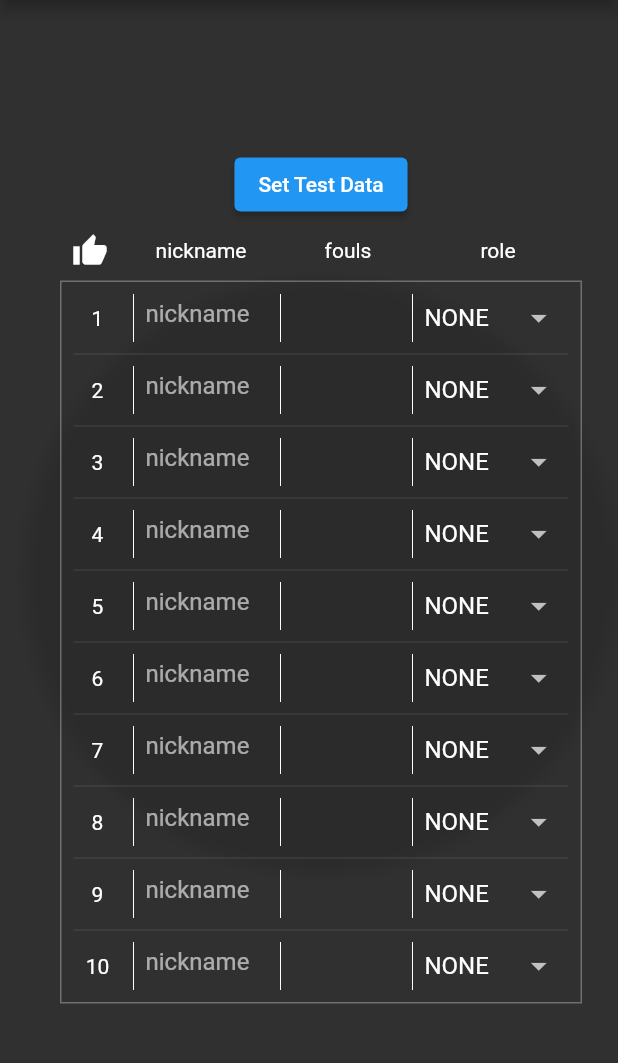
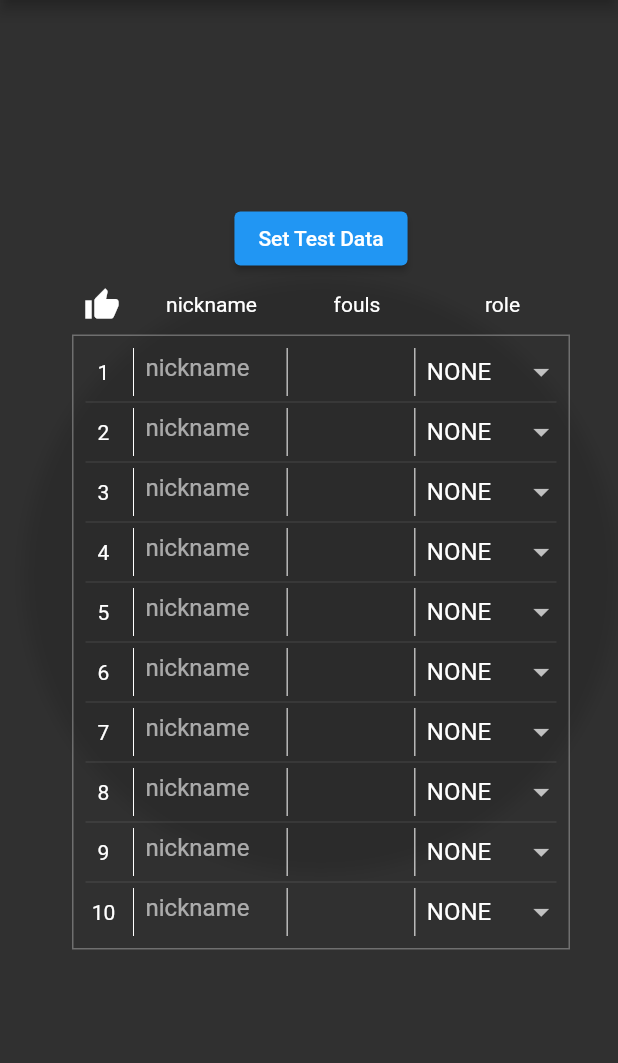
Before and after one commit to martynovb/mafia_board, a Flutter app: the TablePage screen opened directly, on a phone screen of 412 x 824 dp, the part 84-1147 px from its top. Run offline on Flutter 3.47's test engine with Material 2 defaults, Android fonts, the phone set to English and light mode, and no system bars; our stand-ins replace bloc, flutter_bloc, get_it, rxdart.

Commit message:
update ui

```diff
--- a/lib/presentation/feature/dimensions.dart
+++ b/lib/presentation/feature/dimensions.dart
@@ -1,6 +1,9 @@
 import 'package:mafia_board/data/constants.dart';
 
 class Dimensions {
+  static const double defaultIconSize = 24;
+  static const double defaultSidePadding = 16;
+  static const double smallSidePadding = 8;
   static const double playerItemHeight = 32;
   static const double playerSheetHeaderHeight = 40;
   static const double roleViewWidth = 96;
--- a/lib/presentation/feature/home/phase_view/speaking_phase/speaking_phase_view.dart
+++ b/lib/presentation/feature/home/phase_view/speaking_phase/speaking_phase_view.dart
@@ -58,7 +58,8 @@ class _SpeakingPhaseViewState extends State<SpeakingPhaseView> {
                 _finishSpeechBtn(state.speakPhaseAction?.timeForSpeakInSec)
               else
                 _startSpeechBtn(),
-              Container(width: 200, child: VotePhaseListView()),
+              //Spacer(),
+              VotePhaseListView(),
             ],
           );
         });
--- a/lib/presentation/feature/home/players_sheet/players_sheet_page.dart
+++ b/lib/presentation/feature/home/players_sheet/players_sheet_page.dart
@@ -26,6 +26,11 @@ class PlayersSheetPage extends StatefulWidget {
 }
 
 class _PlayersSheetPageState extends State<PlayersSheetPage> {
+  final int _voteColumnFlex = 0;
+  final int _nicknameColumnFlex = 5;
+  final int _foulsColumnFlex = 4;
+  final int _roleColumnFlex = 5;
+
   late PlayersSheetBloc _playersSheetBloc;
   late RoleBloc _roleBloc;
   late BoardBloc _boardBloc;
@@ -52,63 +57,74 @@ class _PlayersSheetPageState extends State<PlayersSheetPage> {
         if (state is InitialSheetState) {
           return Center(
               child: SingleChildScrollView(
-                child: Column(
-              mainAxisAlignment: MainAxisAlignment.center,
+                  child:  Column(
                         children: [
                           ElevatedButton(
                               onPressed: () => setTestData(),
                               child: Text('Set Test Data')),
                           _sheetHeader(),
-                StreamBuilder(
+                          Padding(
+                            padding: const EdgeInsets.only(
+                                left: Dimensions.smallSidePadding,
+                                right: Dimensions.smallSidePadding),
+                            child: StreamBuilder(
                                 stream: _playersSheetBloc.playersStream,
-                    builder: (context, AsyncSnapshot<SheetDataState> snapshot) {
+                                builder: (context,
+                                    AsyncSnapshot<SheetDataState> snapshot) {
                                   if (snapshot.hasData) {
                                     return _playersSheet(snapshot.data!);
                                   } else {
                                     return Container();
                                   }
-                    })
+                                }),
+                          )
                         ],
-            )),
-          );
+                      )));
         }
         return const Center(
           child: Text('Something went wrong'),
         );
-      }, // This trailing comma makes auto-formatting nicer for build methods.
+      },
     );
   }
 
   Widget _sheetHeader() {
     return Container(
-        padding: const EdgeInsets.all(8.0),
+        padding: const EdgeInsets.all(Dimensions.smallSidePadding),
         height: Dimensions.playerSheetHeaderHeight,
         child: Row(
-          children: const [
-            SizedBox(
-              width: 24,
-              child: Center(child: Icon(Icons.thumb_up)),
+          children: [
+            Expanded(
+              flex: _voteColumnFlex,
+              child: const Padding(
+                  padding: EdgeInsets.only(
+                    left: Dimensions.smallSidePadding,
                   ),
-            VerticalDivider(
+                  child: Icon(
+                    Icons.thumb_up,
+                    size: Dimensions.defaultIconSize,
+                  )),
+            ),
+            const VerticalDivider(
               color: Colors.transparent,
             ),
             Expanded(
-              flex: 5,
-              child: Center(child: Text('nickname')),
+              flex: _nicknameColumnFlex,
+              child: const Center(child: Text('nickname')),
             ),
-            VerticalDivider(
+            const VerticalDivider(
               color: Colors.transparent,
             ),
-            SizedBox(
-              width: Dimensions.foulsViewWidth,
-              child: Center(child: Text('fouls')),
+            Expanded(
+              flex: _foulsColumnFlex,
+              child: const Center(child: Text('fouls')),
             ),
-            VerticalDivider(
+            const VerticalDivider(
               color: Colors.transparent,
             ),
-            SizedBox(
-              width: Dimensions.roleViewWidth,
-              child: Center(child: Text('role')),
+            Expanded(
+              flex: _roleColumnFlex,
+              child: const Center(child: Text('role')),
             ),
           ],
         ));
@@ -123,7 +139,9 @@ class _PlayersSheetPageState extends State<PlayersSheetPage> {
           shrinkWrap: true,
           physics: const NeverScrollableScrollPhysics(),
           itemCount: sheetDataState.players.length,
-          separatorBuilder: (context, index) => const Divider(),
+          separatorBuilder: (context, index) => const Divider(
+            height: Dimensions.smallSidePadding,
+          ),
           itemBuilder: (__, index) => _playerItem(
               index,
               sheetDataState.players[index],
@@ -139,8 +157,11 @@ class _PlayersSheetPageState extends State<PlayersSheetPage> {
           : Colors.transparent,
       child: Row(
         children: [
-          HoverDetectorWidget(
-              enabled: isGameStarted,
+          Expanded(
+            flex: _voteColumnFlex,
+            child: SizedBox(
+              width: Dimensions.defaultIconSize,
+              height: Dimensions.defaultIconSize,
               child: InkWell(
                 onTap: isGameStarted
                     ? () {
@@ -148,38 +169,57 @@ class _PlayersSheetPageState extends State<PlayersSheetPage> {
                             .add(PutOnVoteEvent(playerOnVote: playerModel));
                       }
                     : null,
-                  child: SizedBox(
-                    width: 32,
                 child: Center(
+                  child: HoverDetectorWidget(
+                    enabled: isGameStarted,
                     child: Text((index + 1).toString()),
                   ),
-                  ))),
+                ),
+              ),
+            ),
+          ),
           const VerticalDivider(
             color: Colors.white,
           ),
           Expanded(
-            flex: 1,
+            flex: _nicknameColumnFlex,
             child: NicknameWidget(
               enabled: !isGameStarted,
               nickname: playerModel.nickname,
-              onChanged: (nickname) =>
-                  _playersSheetBloc.add(ChangeNicknameEvent(
+              onChanged: (nickname) => _playersSheetBloc.add(
+                ChangeNicknameEvent(
                   playerId: index,
                   newNickname: nickname,
+                ),
+              ),
+            ),
+          ),
+          const VerticalDivider(
+            color: Colors.white,
+          ),
+          Expanded(
+            flex: _foulsColumnFlex,
+            child: Center(
+              child: SizedBox(
+                  width: Dimensions.foulsViewWidth,
+                  child: _foulsBuilder(
+                    playerModel.id,
+                    playerModel.fouls,
+                    isGameStarted,
                   )),
             ),
           ),
           const VerticalDivider(
             color: Colors.white,
           ),
-          _foulsBuilder(playerModel.id, playerModel.fouls, isGameStarted),
-          const VerticalDivider(
-            color: Colors.white,
-          ),
-          SizedBox(
-            width: Dimensions.roleViewWidth,
-            child:
-                _roleDropdown(playerModel.id, playerModel.role, isGameStarted),
+          Expanded(
+            flex: _roleColumnFlex,
+            child: Center(
+                child: _roleDropdown(
+              playerModel.id,
+              playerModel.role,
+              isGameStarted,
+            )),
           ),
         ],
       ),
@@ -205,8 +245,6 @@ class _PlayersSheetPageState extends State<PlayersSheetPage> {
             ),
           );
         },
-        child: SizedBox(
-          width: Dimensions.foulsViewWidth,
         child: ListView.builder(
           scrollDirection: Axis.horizontal,
           shrinkWrap: true,
@@ -215,7 +253,6 @@ class _PlayersSheetPageState extends State<PlayersSheetPage> {
             size: Dimensions.foulItemWidth,
             Icons.close,
             color: Colors.red,
-            ),
           ),
         ),
       ));
```
Also changed, not shown: lib/presentation/feature/home/board/board_page.dart (+5 -2 lines), lib/presentation/feature/home/history/game_history_view.dart (+5 -4 lines), lib/presentation/feature/home/home_page.dart (+28 -16 lines), lib/presentation/feature/home/phase_view/vote_phase/vote_list/vote_phase_list_view.dart (+14 -9 lines). Lines whose indentation alone changed are shown as unchanged.
